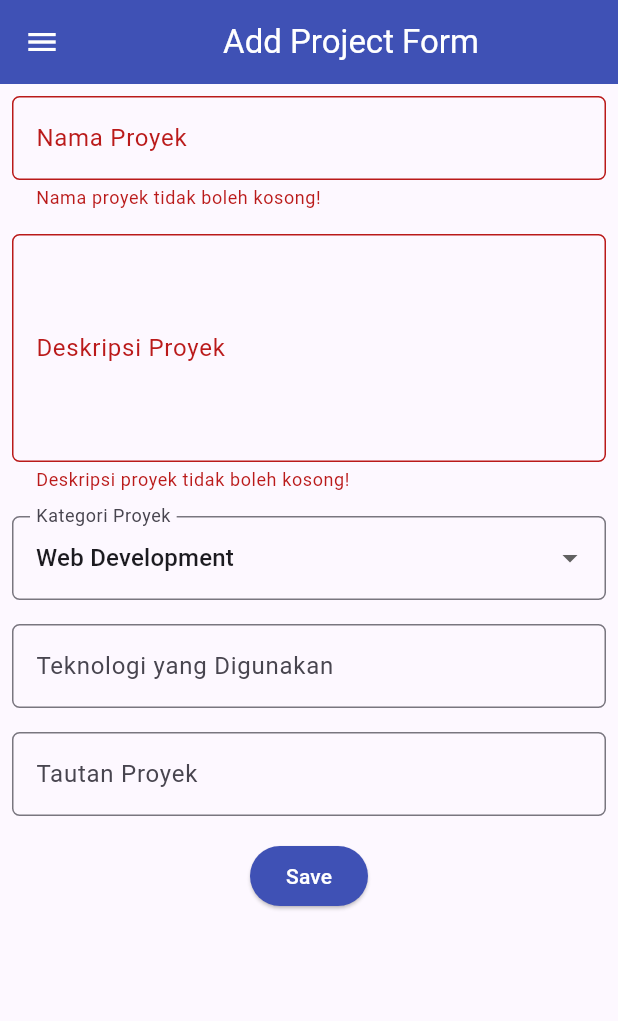
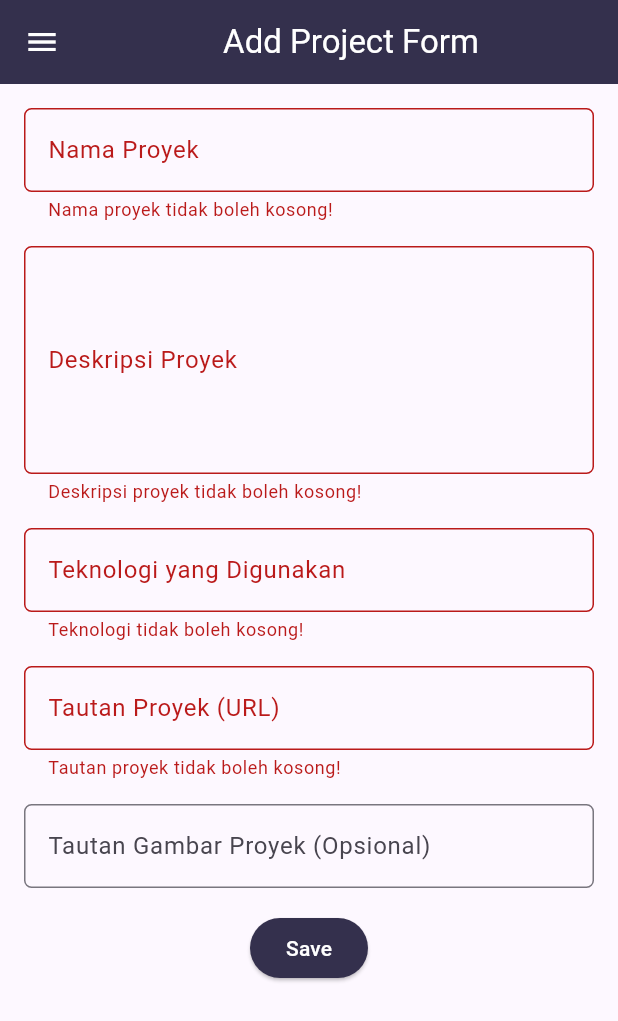
Before and after one commit to xhenst/myportofolio_mobile, a Flutter app: the ProjectFormPage screen opened directly, after a tap on "Save", on a phone screen of 412 x 824 dp. Shown: the top 1021 px of the screen. Run offline on Flutter 3.47's test engine with Material 3 defaults, Android fonts, the phone set to English and light mode, and no system bars; generated files the repository leaves out were written again.

Commit message:
feat(auth): protect project creation with route guard and integrate authenticated POST

```diff
--- a/lib/main.dart
+++ b/lib/main.dart
@@ -9,17 +9,18 @@ void main() {
 }
 
 class MyApp extends StatelessWidget {
-  const MyApp({required this.apiClient, super.key});
+  const MyApp({this.apiClient, super.key});
 
-  final ApiClient apiClient;
+  final ApiClient? apiClient;
 
   @override
   Widget build(BuildContext context) {
+    final client = apiClient ?? ApiClient();
     return MultiProvider(
       providers: [
-        Provider.value(value: apiClient),
+        Provider<ApiClient>.value(value: client),
         ChangeNotifierProvider(
-          create: (_) => AuthState(apiClient),
+          create: (_) => AuthState(client),
         ),
       ],
       child: MaterialApp(
--- a/lib/screens/project_form.dart
+++ b/lib/screens/project_form.dart
@@ -1,5 +1,10 @@
 import 'package:flutter/material.dart';
+import 'package:myportofolio_mobile/models/project.dart';
+import 'package:myportofolio_mobile/screens/project_list_screen.dart';
+import 'package:myportofolio_mobile/services/api_client.dart';
+import 'package:myportofolio_mobile/services/auth_state.dart';
 import 'package:myportofolio_mobile/widgets/left_drawer.dart';
+import 'package:provider/provider.dart';
 
 class ProjectFormPage extends StatefulWidget {
   const ProjectFormPage({super.key});
@@ -10,40 +15,94 @@ class ProjectFormPage extends StatefulWidget {
 
 class _ProjectFormPageState extends State<ProjectFormPage> {
   final _formKey = GlobalKey<FormState>();
-  String _projectName = "";
+  String _title = "";
   String _description = "";
-  String _category = "Web Development";
-  String _technologies = "";
-  String _projectLink = "";
+  String _techStack = "";
+  String _projectUrl = "";
+  String _projectImageUrl = "";
+  bool _isSubmitting = false;
 
-  final List<String> _categories = [
-    'Web Development',
-    'Mobile Development',
-    'UI/UX Design',
-    'Data Science',
-    'Game Development',
-  ];
+  Future<void> _submitForm() async {
+    if (!_formKey.currentState!.validate()) return;
+
+    final token = context.read<AuthState>().token;
+    if (token == null) {
+      ScaffoldMessenger.of(context)
+        ..hideCurrentSnackBar()
+        ..showSnackBar(
+          const SnackBar(content: Text('Silakan login terlebih dahulu.')),
+        );
+      return;
+    }
+
+    setState(() {
+      _isSubmitting = true;
+    });
+
+    final newProject = Project(
+      title: _title.trim(),
+      description: _description.trim(),
+      techStack: _techStack.trim(),
+      projectUrl: _projectUrl.trim(),
+      projectImageUrl: _projectImageUrl.trim(),
+    );
+
+    try {
+      await context.read<ApiClient>().createProject(
+            newProject,
+            token: token,
+          );
+      if (!mounted) return;
+      ScaffoldMessenger.of(context)
+        ..hideCurrentSnackBar()
+        ..showSnackBar(
+          const SnackBar(content: Text('Proyek berhasil disimpan ke server!')),
+        );
+      Navigator.pushReplacement(
+        context,
+        MaterialPageRoute(
+          builder: (context) => const ProjectListScreen(),
+        ),
+      );
+    } on ApiException catch (e) {
+      if (!mounted) return;
+      ScaffoldMessenger.of(context)
+        ..hideCurrentSnackBar()
+        ..showSnackBar(
+          SnackBar(
+            content: Text('Gagal menyimpan proyek (${e.statusCode}): ${e.message}'),
+          ),
+        );
+    } finally {
+      if (mounted) {
+        setState(() {
+          _isSubmitting = false;
+        });
+      }
+    }
+  }
 
   @override
   Widget build(BuildContext context) {
+    final colorScheme = Theme.of(context).colorScheme;
+
     return Scaffold(
       appBar: AppBar(
         title: const Center(
-          child: Text(
-            'Add Project Form',
-          ),
+          child: Text('Add Project Form'),
         ),
-        backgroundColor: Colors.indigo,
+        backgroundColor: colorScheme.primary,
         foregroundColor: Colors.white,
       ),
       drawer: const LeftDrawer(),
       body: Form(
         key: _formKey,
         child: SingleChildScrollView(
+          padding: const EdgeInsets.all(8.0),
           child: Column(
             crossAxisAlignment: CrossAxisAlignment.start,
             children: [
-              // === Project Name ===
+              // === Title ===
               Padding(
                 padding: const EdgeInsets.all(8.0),
                 child: TextFormField(
@@ -56,7 +115,7 @@ class _ProjectFormPageState extends State<ProjectFormPage> {
                   ),
                   onChanged: (String? value) {
                     setState(() {
-                      _projectName = value!;
+                      _title = value ?? "";
                     });
                   },
                   validator: (String? value) {
@@ -81,7 +140,7 @@ class _ProjectFormPageState extends State<ProjectFormPage> {
                   ),
                   onChanged: (String? value) {
                     setState(() {
-                      _description = value!;
+                      _description = value ?? "";
                     });
                   },
                   validator: (String? value) {
@@ -92,36 +151,12 @@ class _ProjectFormPageState extends State<ProjectFormPage> {
                   },
                 ),
               ),
-              // === Category ===
-              Padding(
-                padding: const EdgeInsets.all(8.0),
-                child: DropdownButtonFormField<String>(
-                  decoration: InputDecoration(
-                    labelText: "Kategori Proyek",
-                    border: OutlineInputBorder(
-                      borderRadius: BorderRadius.circular(5.0),
-                    ),
-                  ),
-                  initialValue: _category,
-                  items: _categories
-                      .map((category) => DropdownMenuItem(
-                            value: category,
-                            child: Text(category),
-                          ))
-                      .toList(),
-                  onChanged: (String? newValue) {
-                    setState(() {
-                      _category = newValue!;
-                    });
-                  },
-                ),
-              ),
-              // === Technologies ===
+              // === Tech Stack ===
               Padding(
                 padding: const EdgeInsets.all(8.0),
                 child: TextFormField(
                   decoration: InputDecoration(
-                    hintText: "Contoh: Flutter, Django, Figma",
+                    hintText: "Contoh: Flutter, Django, PostgreSQL",
                     labelText: "Teknologi yang Digunakan",
                     border: OutlineInputBorder(
                       borderRadius: BorderRadius.circular(5.0),
@@ -129,26 +164,70 @@ class _ProjectFormPageState extends State<ProjectFormPage> {
                   ),
                   onChanged: (String? value) {
                     setState(() {
-                      _technologies = value!;
+                      _techStack = value ?? "";
                     });
+                  },
+                  validator: (String? value) {
+                    if (value == null || value.trim().isEmpty) {
+                      return "Teknologi tidak boleh kosong!";
+                    }
+                    return null;
                   },
                 ),
               ),
-              // === Project Link ===
+              // === Project URL ===
               Padding(
                 padding: const EdgeInsets.all(8.0),
                 child: TextFormField(
                   decoration: InputDecoration(
-                    hintText: "URL Proyek (opsional)",
-                    labelText: "Tautan Proyek",
+                    hintText: "https://github.com/username/repo",
+                    labelText: "Tautan Proyek (URL)",
                     border: OutlineInputBorder(
                       borderRadius: BorderRadius.circular(5.0),
                     ),
                   ),
                   onChanged: (String? value) {
                     setState(() {
-                      _projectLink = value!;
+                      _projectUrl = value ?? "";
                     });
+                  },
+                  validator: (String? value) {
+                    if (value == null || value.trim().isEmpty) {
+                      return "Tautan proyek tidak boleh kosong!";
+                    }
+                    final uri = Uri.tryParse(value.trim());
+                    if (uri == null || (!uri.isScheme('http') && !uri.isScheme('https'))) {
+                      return "Masukkan URL yang valid (diawali http:// atau https://)!";
+                    }
+                    return null;
+                  },
+                ),
+              ),
+              // === Project Image URL (Opsional) ===
+              Padding(
+                padding: const EdgeInsets.all(8.0),
+                child: TextFormField(
+                  decoration: InputDecoration(
+                    hintText: "https://example.com/preview.png (opsional)",
+                    labelText: "Tautan Gambar Proyek (Opsional)",
+                    border: OutlineInputBorder(
+                      borderRadius: BorderRadius.circular(5.0),
+                    ),
+                  ),
+                  onChanged: (String? value) {
+                    setState(() {
+                      _projectImageUrl = value ?? "";
+                    });
+                  },
+                  validator: (String? value) {
+                    if (value == null || value.trim().isEmpty) {
+                      return null;
+                    }
+                    final uri = Uri.tryParse(value.trim());
+                    if (uri == null || (!uri.isScheme('http') && !uri.isScheme('https'))) {
+                      return "Masukkan URL gambar yang valid (http:// atau https://)!";
+                    }
+                    return null;
                   },
                 ),
               ),
@@ -160,45 +239,22 @@ class _ProjectFormPageState extends State<ProjectFormPage> {
                   child: ElevatedButton(
                     style: ButtonStyle(
                       backgroundColor:
-                          WidgetStateProperty.all(Colors.indigo),
+                          WidgetStateProperty.all(colorScheme.primary),
                     ),
-                    onPressed: () {
-                      if (_formKey.currentState!.validate()) {
-                        showDialog(
-                          context: context,
-                          builder: (context) {
-                            return AlertDialog(
-                              title: const Text('Proyek berhasil ditambahkan!'),
-                              content: SingleChildScrollView(
-                              child: Column(
-                                crossAxisAlignment: CrossAxisAlignment.start,
-                                children: [
-                                  Text('Nama Proyek: $_projectName'),
-                                  Text('Deskripsi: $_description'),
-                                  Text('Kategori: $_category'),
-                                  Text('Teknologi: $_technologies'),
-                                  Text('Tautan: $_projectLink'),
-                                ],
-                              ),
+                    onPressed: _isSubmitting ? null : _submitForm,
+                    child: _isSubmitting
+                        ? const SizedBox(
+                            height: 20,
+                            width: 20,
+                            child: CircularProgressIndicator(
+                              strokeWidth: 2,
+                              color: Colors.white,
                             ),
-                              actions: [
-                                TextButton(
-                                  child: const Text('OK'),
-                                  onPressed: () {
-                                    Navigator.pop(context);
-                                    _formKey.currentState!.reset();
-                                  },
-                                ),
-                              ],
-                            );
-                          },
-                        );
-                      }
-                    },
-                    child: const Text(
-                      "Save",
-                      style: TextStyle(color: Colors.white),
-                    ),
+                          )
+                        : const Text(
+                            "Save",
+                            style: TextStyle(color: Colors.white),
+                          ),
                   ),
                 ),
               ),
--- a/lib/widgets/left_drawer.dart
+++ b/lib/widgets/left_drawer.dart
@@ -1,8 +1,12 @@
 import 'package:flutter/material.dart';
 import 'package:myportofolio_mobile/screens/experience_form.dart';
+import 'package:myportofolio_mobile/screens/login_screen.dart';
 import 'package:myportofolio_mobile/screens/menu.dart';
 import 'package:myportofolio_mobile/screens/project_form.dart';
 import 'package:myportofolio_mobile/screens/project_list_screen.dart';
+import 'package:myportofolio_mobile/services/auth_state.dart';
+import 'package:myportofolio_mobile/widgets/auth_guard.dart';
+import 'package:provider/provider.dart';
 
 class LeftDrawer extends StatelessWidget {
   const LeftDrawer({super.key});
@@ -10,6 +14,7 @@ class LeftDrawer extends StatelessWidget {
   @override
   Widget build(BuildContext context) {
     final colorScheme = Theme.of(context).colorScheme;
+    final isLoggedIn = context.watch<AuthState>().isLoggedIn;
 
     return Drawer(
       child: ListView(
@@ -43,7 +48,6 @@ class LeftDrawer extends StatelessWidget {
           ListTile(
             leading: const Icon(Icons.home_outlined),
             title: const Text('Home'),
-            // Navigasi ke halaman utama portofolio
             onTap: () {
               Navigator.pushReplacement(
                 context,
@@ -56,7 +60,6 @@ class LeftDrawer extends StatelessWidget {
           ListTile(
             leading: const Icon(Icons.folder_outlined),
             title: const Text('View Projects'),
-            // Navigasi ke halaman daftar proyek
             onTap: () {
               Navigator.pushReplacement(
                 context,
@@ -69,10 +72,11 @@ class LeftDrawer extends StatelessWidget {
           ListTile(
             leading: const Icon(Icons.add_circle_outline),
             title: const Text('Add Project'),
-            // Navigasi ke halaman tambah proyek
-            onTap: () {
-              Navigator.pushReplacement(
-                context,
+            onTap: () async {
+              final navigator = Navigator.of(context);
+              final ok = await ensureLoggedIn(context);
+              if (!ok) return;
+              navigator.pushReplacement(
                 MaterialPageRoute(
                   builder: (context) => const ProjectFormPage(),
                 ),
@@ -82,7 +86,6 @@ class LeftDrawer extends StatelessWidget {
           ListTile(
             leading: const Icon(Icons.add_circle_outline),
             title: const Text('Add Experience'),
-            // Navigasi ke halaman tambah experience
             onTap: () {
               Navigator.pushReplacement(
                 context,
@@ -92,6 +95,36 @@ class LeftDrawer extends StatelessWidget {
               );
             },
           ),
+          const Divider(),
+          if (!isLoggedIn)
+            ListTile(
+              leading: const Icon(Icons.login),
+              title: const Text('Login'),
+              onTap: () {
+                Navigator.pop(context);
+                Navigator.push(
+                  context,
+                  MaterialPageRoute(
+                    builder: (context) => const LoginScreen(),
+                  ),
+                );
+              },
+            )
+          else
+            ListTile(
+              leading: const Icon(Icons.logout),
+              title: const Text('Logout'),
+              onTap: () async {
+                final messenger = ScaffoldMessenger.of(context);
+                Navigator.pop(context);
+                await context.read<AuthState>().logout();
+                messenger
+                  ..hideCurrentSnackBar()
+                  ..showSnackBar(
+                    const SnackBar(content: Text('Berhasil logout.')),
+                  );
+              },
+            ),
         ],
       ),
     );
```
Also changed, not shown: lib/widgets/menu_card.dart (+37 -18 lines).
